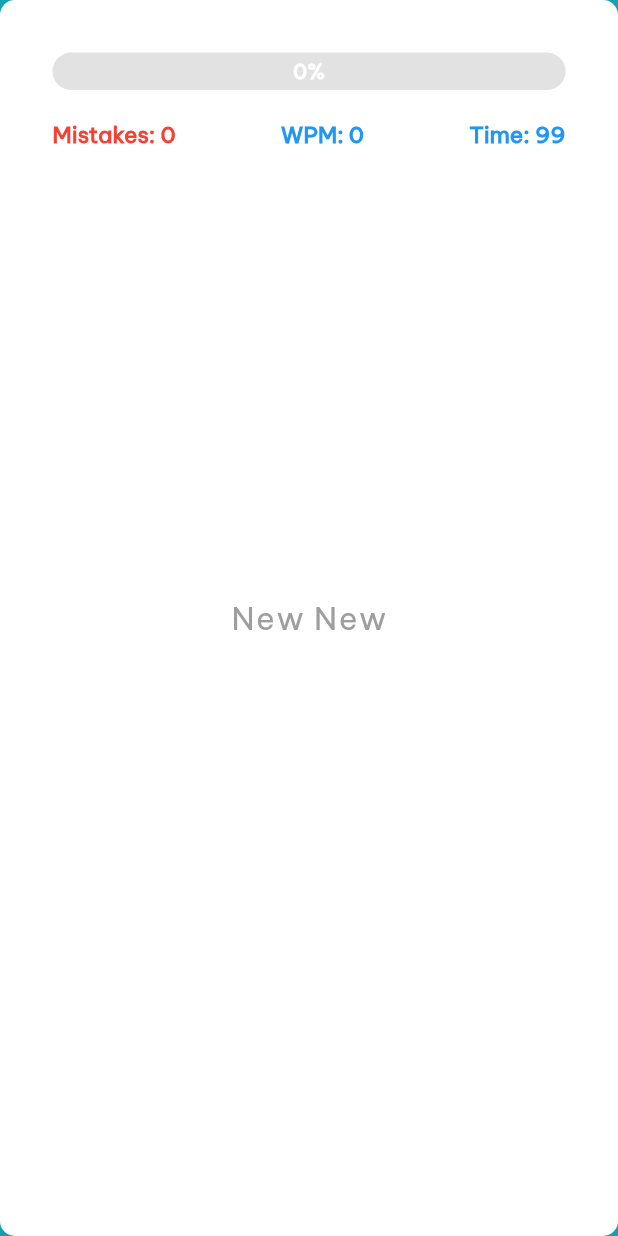
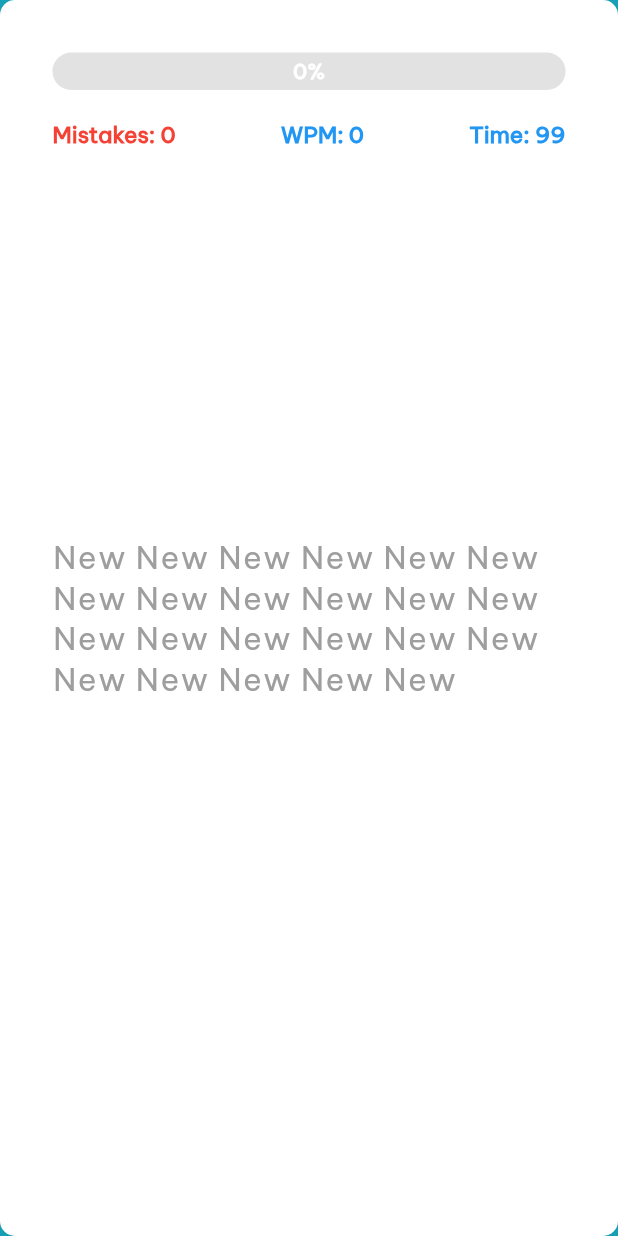
Before and after one commit to Nhat-An-GitOrganization/typing_contest_mobile, a Flutter app: the TypingSpeedTestGame screen opened directly, on a phone screen of 412 x 824 dp. Run offline on Flutter 3.47's test engine with Material 2 defaults, Android fonts, the light colour scheme and no system bars; our stand-ins replace awesome_dialog, carousel_slider, confetti, curved_navigation_bar, firebase_auth, firebase_core and 5 more; accounts and stored records are empty.

Commit message:
update_autoscroll

```diff
--- a/lib/component/typing/typing.dart
+++ b/lib/component/typing/typing.dart
@@ -22,10 +22,13 @@ class _TypingSpeedTestGameState extends State<TypingSpeedTestGame> {
   List<Color?> correctCharacters = List.filled(paragraphs[0].length, null);
   late Timer timer;
   bool isTypingComplete = false;
-  int currentCursorPosition = -1;
+  double currentCursorPosition = -1;
+  ScrollController _scrollController = ScrollController();
+
   @override
   void initState() {
     super.initState();
+    _scrollController = ScrollController();
     startTimer();
   }
 
@@ -112,6 +115,13 @@ class _TypingSpeedTestGameState extends State<TypingSpeedTestGame> {
       currentCursorPosition = typedText.length - 1;
 
       calculateStats();
+      if (currentCursorPosition > 100) {
+        _scrollController.animateTo(
+          currentCursorPosition,
+          duration: const Duration(milliseconds: 3000),
+          curve: Curves.linear,
+        );
+      }
     });
   }
 
@@ -198,8 +208,8 @@ class _TypingSpeedTestGameState extends State<TypingSpeedTestGame> {
                   ),
                 ],
               ),
-              const SizedBox(
-                height: 20,
+              SizedBox(
+                height: size.height * (20 / size.height),
               ),
               Row(
                 mainAxisAlignment: MainAxisAlignment.spaceBetween,
@@ -240,6 +250,7 @@ class _TypingSpeedTestGameState extends State<TypingSpeedTestGame> {
                   },
                   child: Center(
                     child: SingleChildScrollView(
+                      controller: _scrollController,
                       child: RichText(
                         text: TextSpan(
                           children: [
@@ -287,5 +298,5 @@ class _TypingSpeedTestGameState extends State<TypingSpeedTestGame> {
 }
 
 final List<String> paragraphs = [
-  'New New',
+  'New New New New New New New New New New New New New New New New New New New New New New New',
 ];
```
